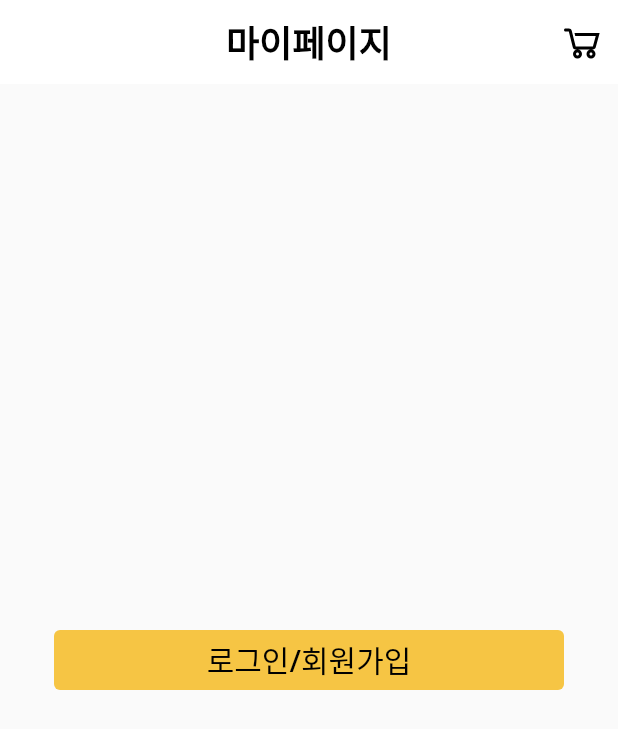
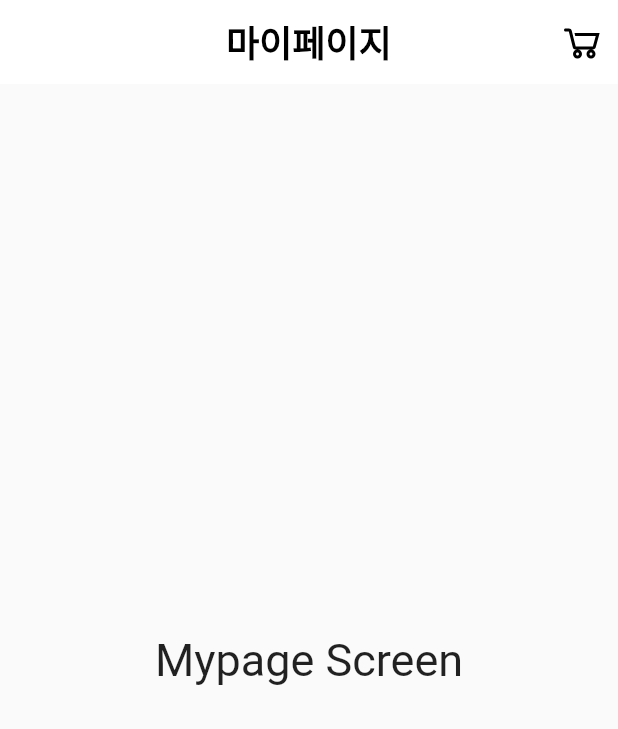
Before and after one commit to leejunesun/TtangkkeusMarket, a Flutter app: the MypageScreen screen opened directly, on a phone screen of 412 x 824 dp. Shown: the top 729 px of the screen. Run offline on Flutter 3.47's test engine with Material 2 defaults, Android fonts, the phone set to English and light mode, and no system bars; our stand-ins replace carousel_slider, firebase_core, line_icons; accounts and stored records are empty; Roboto replaces fonts that are missing (SF).

Commit message:
Revert "[Chor] #21 - MyPage 로그인 구현"

```diff
--- a/lib/src/screens/category_screen.dart
+++ b/lib/src/screens/category_screen.dart
@@ -1,5 +1,5 @@
 import 'package:flutter/material.dart';
-import 'package:ttangkkeusmarket/src/widgets/base_appbar.dart';
+import 'package:ttangkkeusmarket/src/widgets/appbar.dart';
 
 class CategoryScreen extends StatelessWidget {
   const CategoryScreen({Key? key}) : super(key: key);
--- a/lib/src/screens/home_screen.dart
+++ b/lib/src/screens/home_screen.dart
@@ -1,5 +1,5 @@
 import 'package:flutter/material.dart';
-import 'package:ttangkkeusmarket/src/widgets/base_appbar.dart';
+import 'package:ttangkkeusmarket/src/widgets/appbar.dart';
 import 'package:ttangkkeusmarket/src/widgets/tabbar.dart';
 
 class HomeScreen extends StatelessWidget {
--- a/lib/src/screens/mypage_screen.dart
+++ b/lib/src/screens/mypage_screen.dart
@@ -1,6 +1,5 @@
 import 'package:flutter/material.dart';
-import './login_screen.dart';
-import 'package:ttangkkeusmarket/src/widgets/base_appbar.dart';
+import 'package:ttangkkeusmarket/src/widgets/appbar.dart';
 
 class MypageScreen extends StatelessWidget {
   const MypageScreen({Key? key}) : super(key: key);
@@ -8,53 +7,12 @@ class MypageScreen extends StatelessWidget {
   @override
   Widget build(BuildContext context) {
     return Scaffold(
-        appBar: BaseAppBar(appBar: AppBar(), title: "마이페이지", center: true),
-        body: Center(
-          child: Column(
-            mainAxisAlignment: MainAxisAlignment.spaceEvenly,
-            children: [
-              SizedBox(
-                  width: 340,
-                  height: 40,
-                  child: ElevatedButton(
-                    onPressed: () {
-                      Navigator.of(context).push(_loginRoute());
-                    },
-                    style: ElevatedButton.styleFrom(
-                      primary: Color(0xFFF6C544),
-                      elevation: 0.0,
-                      shadowColor: Colors.transparent,
-                    ),
-                    child: Text(
-                      "로그인/회원가입",
-                      style: TextStyle(
-                        color: Colors.black,
-                        fontFamily: 'NotoSans',
-                        fontSize: 20,
-                        fontWeight: FontWeight.w500,
-                      ),
-                    ),
-                  ))
-            ],
-          ),
-        ));
+      appBar: BaseAppBar(appBar: AppBar(), title: "마이페이지", center: true),
+      body: Center(
+          child: Text(
+        "Mypage Screen",
+        style: TextStyle(fontSize: 30),
+      )),
+    );
   }
 }
-
-Route _loginRoute() {
-  return PageRouteBuilder(
-    pageBuilder: (context, animation, secondaryAnimation) => LoginScreen(),
-    transitionsBuilder: (context, animation, secondaryAnimation, child) {
-      const begin = Offset(0.0, 1.0);
-      const end = Offset.zero;
-      const curve = Curves.ease;
-
-      var tween = Tween(begin: begin, end: end).chain(CurveTween(curve: curve));
-
-      return SlideTransition(
-        position: animation.drive(tween),
-        child: child,
-      );
-    },
-  );
-}
--- a/lib/src/screens/search_screen.dart
+++ b/lib/src/screens/search_screen.dart
@@ -1,5 +1,5 @@
 import 'package:flutter/material.dart';
-import 'package:ttangkkeusmarket/src/widgets/base_appbar.dart';
+import 'package:ttangkkeusmarket/src/widgets/appbar.dart';
 
 class SearchScreen extends StatelessWidget {
   const SearchScreen({Key? key}) : super(key: key);
```
Also changed, not shown: lib/src/screens/login_screen.dart (deleted, +0 -100 lines), lib/src/widgets/login_appbar.dart (deleted, +0 -38 lines), lib/src/models/user.dart (deleted), lib/src/widgets/appbar.dart (renamed from lib/src/widgets/base_appbar.dart).
